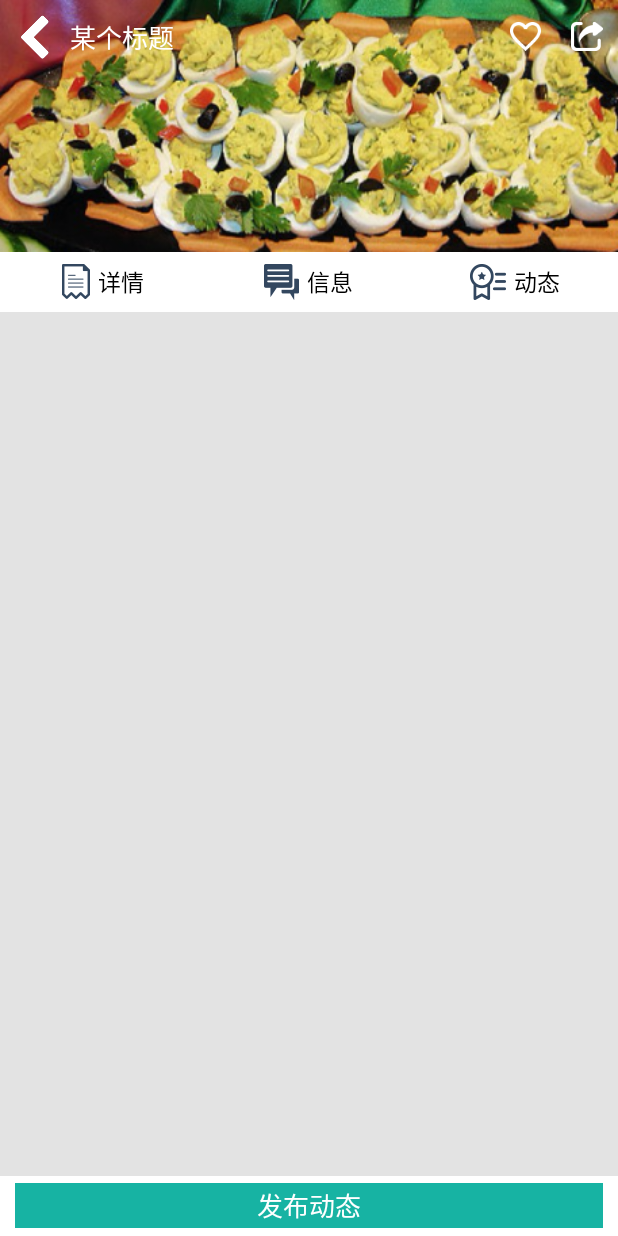
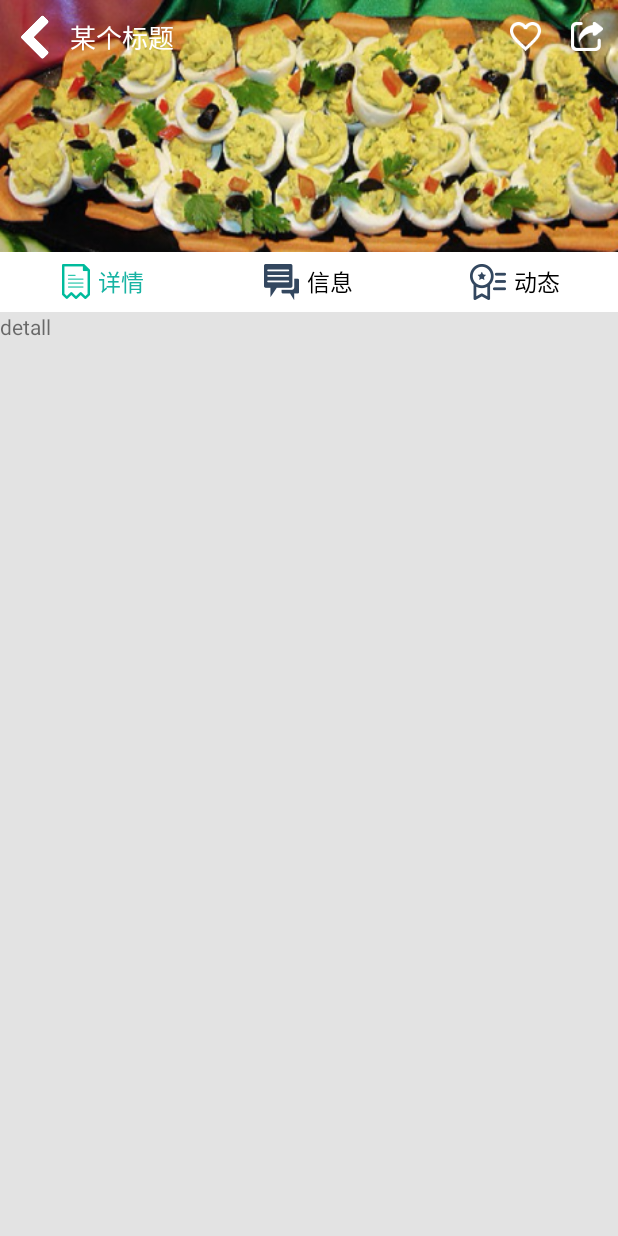
Before and after one commit to renwfy/Nishi-Android, an Android app: the DetailsActivity screen opened directly, with no data from a screen before it, on a phone screen of 412 x 824 dp. Run offline under Robolectric (Android 15) with nearby library versions, the phone set to English and light mode, and no system bars; our stand-ins replace ButterKnife.

Commit message:
处理文章详情

```diff
--- a/lib/src/main/java/com/lib/net/OkHttpClientMr.java
+++ b/lib/src/main/java/com/lib/net/OkHttpClientMr.java
@@ -20,6 +20,7 @@ import java.io.IOException;
 import java.util.HashMap;
 import java.util.Iterator;
 import java.util.Map;
+import java.util.concurrent.TimeUnit;
 
 /**
  * Created by zhy on 15/8/17.
--- a/nishi/src/main/java/nishi/android/MainActivity.java
+++ b/nishi/src/main/java/nishi/android/MainActivity.java
@@ -25,6 +25,7 @@ import butterknife.Bind;
 import butterknife.ButterKnife;
 import butterknife.OnClick;
 import nishi.android.activity.CommonActivity;
+import nishi.android.activity.DetailsActivity;
 import nishi.android.activity.LoginActivity;
 import nishi.android.api.Api;
 import nishi.android.model.Article;
@@ -74,6 +75,10 @@ public class MainActivity extends CommonActivity {
     public void userAcoutClick(){
         startActivity(new Intent(mActivity, LoginActivity.class));
     }
+    @OnClick(R.id.iv_home_edit)
+    public void userAcoutEdit(){
+        startActivity(new Intent(mActivity, DetailsActivity.class));
+    }
 
     private class PagerAdapter extends IndicatorViewPager.IndicatorFragmentPagerAdapter {
         public PagerAdapter(FragmentManager fragmentManager) {
--- a/nishi/src/main/java/nishi/android/activity/DetailsActivity.java
+++ b/nishi/src/main/java/nishi/android/activity/DetailsActivity.java
@@ -1,14 +1,112 @@
 package nishi.android.activity;
 
 import android.os.Bundle;
+import android.support.v4.app.Fragment;
+import android.support.v4.app.FragmentTransaction;
+import android.view.View;
+import android.widget.ImageView;
+import android.widget.LinearLayout;
+import android.widget.TextView;
 
+import butterknife.Bind;
+import butterknife.ButterKnife;
+import butterknife.OnClick;
 import nishi.android.R;
+import nishi.android.fragment.ActivityFragment;
+import nishi.android.fragment.DetailsFragment;
+import nishi.android.fragment.MessageFragment;
 
-public class DetailsActivity extends CommonActivity {
+public class DetailsActivity extends CommonActivity implements View.OnClickListener{
+    @Bind(R.id.tv_title)TextView tv_title;
+    @Bind(R.id.iv_favorites)ImageView iv_favorites;
+    @Bind(R.id.iv_share)ImageView iv_share;
+    @Bind(R.id.tv_details)TextView tv_details;
+    @Bind(R.id.tv_message)TextView tv_message;
+    @Bind(R.id.tv_activity)TextView tv_activity;
+    @Bind(R.id.bottom_layout)LinearLayout bottom_layout;
+    @Bind(R.id.tv_publish)TextView tv_publish;
+
+    private int currentTabIndex;
+    private int index;
+    private Fragment[] fragments;
+    private View[] mTabs;
 
     @Override
     protected void onCreate(Bundle savedInstanceState) {
         super.onCreate(savedInstanceState);
         setContentView(R.layout.activity_details);
+        ButterKnife.bind(this);
+
+        setupView();
+    }
+
+    public void setupView() {
+        fragments = new Fragment[3];
+        fragments[0] = new DetailsFragment();
+        fragments[1]= new MessageFragment();
+        fragments[2] = new ActivityFragment();
+
+        mTabs = new View[3];
+        mTabs[0] = tv_details;
+        mTabs[1] = tv_message;
+        mTabs[2] = tv_activity;
+
+
+        mTabs[0].setSelected(true);
+        getSupportFragmentManager().beginTransaction()
+                .add(R.id.fragment_container, fragments[0]).show(fragments[0])
+                .commit();
+        index = 0;
+
+        iv_favorites.setOnClickListener(this);
+        iv_share.setOnClickListener(this);
+        tv_details.setOnClickListener(this);
+        tv_message.setOnClickListener(this);
+        tv_activity.setOnClickListener(this);
+        tv_publish.setOnClickListener(this);
+
+        bottom_layout.setVisibility(View.GONE);
+    }
+
+    /**切换*/
+    private void tabSelect() {
+        if (currentTabIndex != index) {
+            FragmentTransaction transaction = getSupportFragmentManager()
+                    .beginTransaction();
+            transaction.hide(fragments[currentTabIndex]);
+            if (!fragments[index].isAdded()) {
+                transaction.add(R.id.fragment_container, this.fragments[index]);
+            }
+            transaction.show(fragments[index]).commitAllowingStateLoss();
+        }
+        mTabs[currentTabIndex].setSelected(false);
+        mTabs[index].setSelected(true);
+        currentTabIndex = index;
+    }
+
+    @OnClick(R.id.iv_back)
+    public void exit(){
+        finish();
+    }
+
+    @Override
+    public void onClick(View v) {
+        switch (v.getId()){
+            case   R.id.tv_details:
+                bottom_layout.setVisibility(View.GONE);
+                index = 0;
+                tabSelect();
+                break;
+            case   R.id.tv_message:
+                bottom_layout.setVisibility(View.GONE);
+                index = 1;
+                tabSelect();
+                break;
+            case   R.id.tv_activity:
+                bottom_layout.setVisibility(View.VISIBLE);
+                index = 2;
+                tabSelect();
+                break;
+        }
     }
 }
--- /dev/null
+++ b/nishi/src/main/java/nishi/android/fragment/ActivityFragment.java
@@ -0,0 +1,16 @@
+package nishi.android.fragment;
+
+import android.view.LayoutInflater;
+import android.view.View;
+
+import nishi.android.R;
+
+/**
+ * Created by LSD on 15/11/8.
+ */
+public class ActivityFragment extends CommonFragment {
+    @Override
+    protected View getContentView(LayoutInflater inflater) {
+        return inflater.inflate(R.layout.fragment_activity,null);
+    }
+}
--- a/nishi/src/main/java/nishi/android/fragment/CommonFragment.java
+++ b/nishi/src/main/java/nishi/android/fragment/CommonFragment.java
@@ -26,8 +26,8 @@ public abstract class CommonFragment extends BaseFragment {
     @Nullable
     @Override
     public View onCreateView(LayoutInflater inflater, ViewGroup container, Bundle savedInstanceState) {
-        if(rootView==null){
-            rootView= getContentView();
+        if (rootView == null) {
+            rootView = getContentView(inflater);
             ButterKnife.bind(this, rootView);
             onCreateViewCompleted();
         }
@@ -39,6 +39,8 @@ public abstract class CommonFragment extends BaseFragment {
         return rootView;
     }
 
-    protected abstract View getContentView();
-    protected void onCreateViewCompleted(){}
+    protected abstract View getContentView(LayoutInflater inflater);
+
+    protected void onCreateViewCompleted() {
+    }
 }
--- /dev/null
+++ b/nishi/src/main/java/nishi/android/fragment/DetailsFragment.java
@@ -0,0 +1,16 @@
+package nishi.android.fragment;
+
+import android.view.LayoutInflater;
+import android.view.View;
+
+import nishi.android.R;
+
+/**
+ * Created by LSD on 15/11/3.
+ */
+public class DetailsFragment extends CommonFragment{
+    @Override
+    protected View getContentView(LayoutInflater inflater) {
+        return inflater.inflate(R.layout.fragment_detail,null);
+    }
+}
--- /dev/null
+++ b/nishi/src/main/java/nishi/android/fragment/MessageFragment.java
@@ -0,0 +1,16 @@
+package nishi.android.fragment;
+
+import android.view.LayoutInflater;
+import android.view.View;
+
+import nishi.android.R;
+
+/**
+ * Created by LSD on 15/11/8.
+ */
+public class MessageFragment extends CommonFragment{
+    @Override
+    protected View getContentView(LayoutInflater inflater) {
+        return inflater.inflate(R.layout.fragment_message,null);
+    }
+}
--- a/nishi/src/main/java/nishi/android/net/NSCallback.java
+++ b/nishi/src/main/java/nishi/android/net/NSCallback.java
@@ -118,12 +118,12 @@ public abstract class NSCallback<T> extends OkHttpClientMr.OKCallback {
     /***
      * 需要登录
      */
-    public class NSTokenCallback extends NSCallback {
-        public NSTokenCallback(Context context, Class clazz) {
+    public static class NSTokenCallback<T> extends NSCallback<T> {
+        public NSTokenCallback(Context context, Class<T> clazz) {
             super(context, clazz);
         }
 
-        public NSTokenCallback(Context context, Class clazz, boolean showProgressBar, String msg) {
+        public NSTokenCallback(Context context, Class<T> clazz, boolean showProgressBar, String msg) {
             super(context, clazz, showProgressBar, msg);
         }
     }
--- a/nishi/src/main/java/nishi/android/net/NSHttpClent.java
+++ b/nishi/src/main/java/nishi/android/net/NSHttpClent.java
@@ -8,6 +8,7 @@ import java.util.HashMap;
 import java.util.Map;
 
 import nishi.android.Constants;
+import nishi.android.NSApplication;
 
 /**
  * Created by LSD on 15/10/18.
@@ -55,7 +56,7 @@ public class NSHttpClent {
             header = new HashMap<>();
         }
         if (callback != null && callback instanceof NSCallback.NSTokenCallback) {
-            String token = "";
+            String token = NSApplication.getToken();
             if (TextUtils.isEmpty(token)) {
                 callback.notLogin();
                 return header;
--- a/nishi/src/main/res/layout/activity_details.xml
+++ b/nishi/src/main/res/layout/activity_details.xml
@@ -42,6 +42,7 @@
                         android:src="@drawable/ic_back" />
 
                     <TextView
+                        android:id="@+id/tv_title"
                         android:layout_width="match_parent"
                         android:layout_height="wrap_content"
                         android:layout_gravity="center_vertical"
@@ -131,11 +132,17 @@
                         android:textColor="@drawable/tv_detail_text_selector"
                         android:textSize="@dimen/text_size_mid" />
                 </LinearLayout>
+
             </LinearLayout>
+            <FrameLayout
+                android:id="@+id/fragment_container"
+                android:layout_width="fill_parent"
+                android:layout_height="fill_parent" />
         </LinearLayout>
     </ScrollView>
 
     <LinearLayout
+        android:id="@+id/bottom_layout"
         android:layout_width="match_parent"
         android:layout_height="40dp"
         android:background="@color/white"
--- /dev/null
+++ b/nishi/src/main/res/layout/fragment_detail.xml
@@ -0,0 +1,12 @@
+<?xml version="1.0" encoding="utf-8"?>
+<RelativeLayout xmlns:android="http://schemas.android.com/apk/res/android"
+    android:layout_width="match_parent"
+    android:layout_height="wrap_content"
+    android:orientation="vertical">
+
+    <TextView
+        android:layout_width="match_parent"
+        android:layout_height="wrap_content"
+        android:text="detall"/>
+
+</RelativeLayout>
--- a/nishi/src/main/res/values/dimens.xml
+++ b/nishi/src/main/res/values/dimens.xml
@@ -26,4 +26,8 @@
     <!-- Default screen margins, per the Android Design guidelines. -->
     <dimen name="activity_horizontal_margin">16dp</dimen>
     <dimen name="activity_vertical_margin">16dp</dimen>
+    <dimen name="fab_margin">16dp</dimen>
+    <dimen name="appbar_padding_top">8dp</dimen>
+    <dimen name="app_bar_height">180dp</dimen>
+    <dimen name="text_margin">16dp</dimen>
 </resources>
--- a/nishi/src/main/res/values/strings.xml
+++ b/nishi/src/main/res/values/strings.xml
@@ -1,4 +1,5 @@
 <resources>
     <string name="app_name">Nishi-Android</string>
     <string name="action_settings">Settings</string>
+
 </resources>
```
Also changed, not shown: nishi/src/main/AndroidManifest.xml (+6 -6 lines), nishi/src/main/java/nishi/android/NSApplication.java (+12 -5 lines), nishi/src/main/java/nishi/android/api/Api.java (+13 -0 lines), nishi/src/main/java/nishi/android/view/NSFragment.java (+13 -10 lines), nishi/src/main/res/layout/fragment_activity.xml (added, +12 -0 lines), nishi/src/main/res/layout/fragment_message.xml (added, +12 -0 lines).
